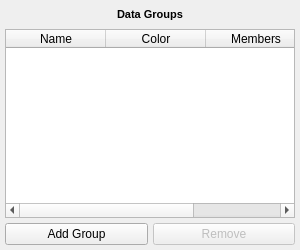
Qt form src/WhiskerToolbox/GroupManagementWidget/GroupManagementWidget.ui (paulmthompson/WhiskerToolbox) before a commit.
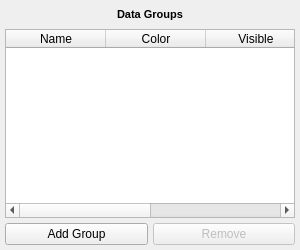
The same form after that commit.

The edit to the form file:
```diff
--- a/src/WhiskerToolbox/GroupManagementWidget/GroupManagementWidget.ui
+++ b/src/WhiskerToolbox/GroupManagementWidget/GroupManagementWidget.ui
@@ -69,6 +69,11 @@
        <string>Color</string>
       </property>
      </column>
+     <column>
+      <property name="text">
+       <string>Visible</string>
+      </property>
+     </column>
      <column>
       <property name="text">
        <string>Members</string>
```
